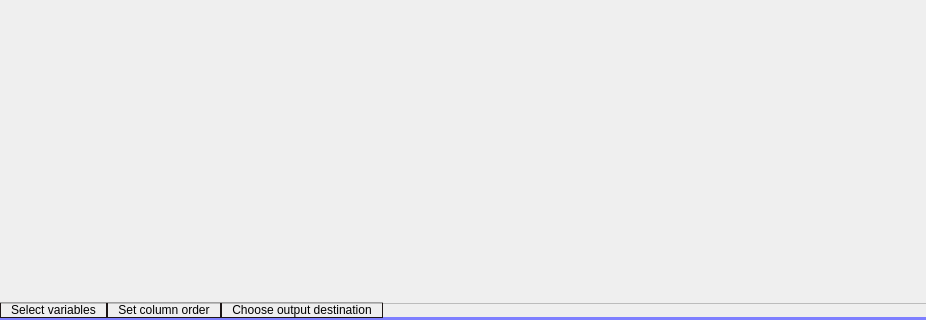
daniel347x/newgene, file NewGeneUI/NewGene/CreateOutput/newgenecreateoutput.ui: the form before one commit; both pictures show x 0 to 926 and y 252 to 572 of the 926 by 572 pixel window.
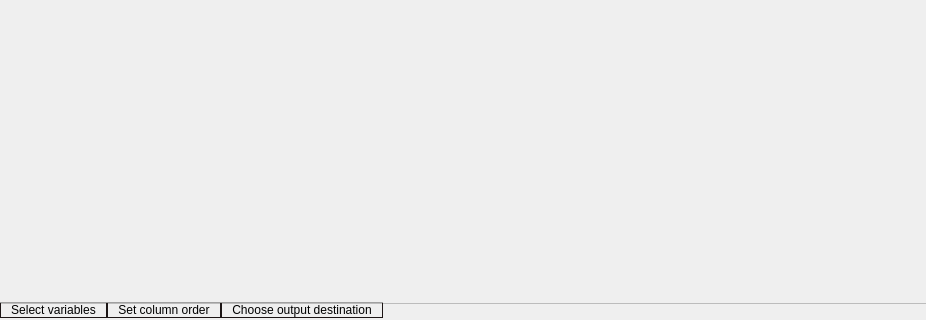
The form after the commit. Custom widgets are drawn as their Qt base class.

Commit message: Improve border gradient

```diff
--- a/NewGeneUI/NewGene/CreateOutput/newgenecreateoutput.ui
+++ b/NewGeneUI/NewGene/CreateOutput/newgenecreateoutput.ui
@@ -27,7 +27,11 @@
     <widget class="QTabWidget" name="tabWidget">
      <property name="styleSheet">
       <string notr="true">QWidget {
-border-bottom: 3px solid #7e7fff;
+border-bottom: 6px solid qlineargradient(x1: 0, y1: 0, x2: 0, y2: 1,
+                                 stop: 0 #d1d1d1,
+                                 stop: 0.5 #d1d1d1,
+                                 stop: 0.8 #7e7fff,
+                                 stop: 1 #3233ff);
 }
 
 QTabBar::tab:selected {
```
